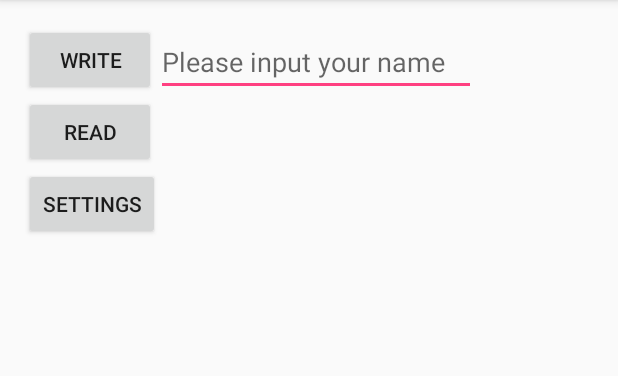
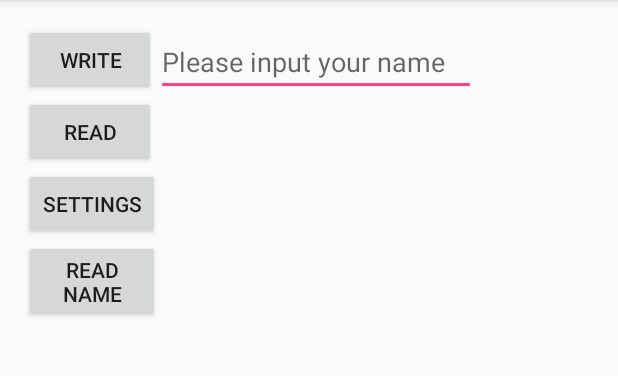
Before and after one commit to Shaojung/YVN111702, an Android app: the screen it shows after launch (MainActivity), on a phone screen of 412 x 824 dp, the part 84-460 px from its top. Run offline under Robolectric (Android 15) with nearby library versions, the phone set to English and light mode, and no system bars.

```diff
--- a/app/src/main/res/layout/activity_main.xml
+++ b/app/src/main/res/layout/activity_main.xml
@@ -46,4 +46,13 @@
         android:layout_alignParentStart="true"
         android:id="@+id/button3"
         android:onClick="clickSettings" />
+
+    <Button
+        android:text="Read Name"
+        android:layout_width="wrap_content"
+        android:layout_height="wrap_content"
+        android:layout_below="@+id/button3"
+        android:layout_alignEnd="@+id/button3"
+        android:id="@+id/button4"
+        android:onClick="clickReadName" />
 </RelativeLayout>
```
Also changed, not shown: app/src/main/java/com/example/yvtc/yvn111702/MainActivity.java (+7 -0 lines).
